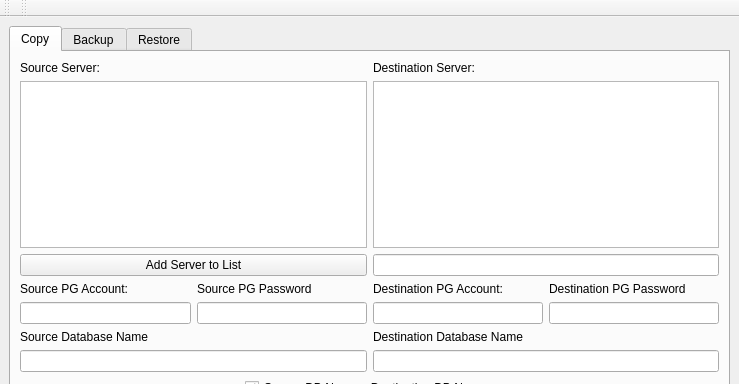
Above: mainwindow.ui from SandvichVonNom/PGDBTool before the change; both pictures show x 0 to 739 and y 0 to 384 of the 739 by 588 pixel window. Below: the same form after it.
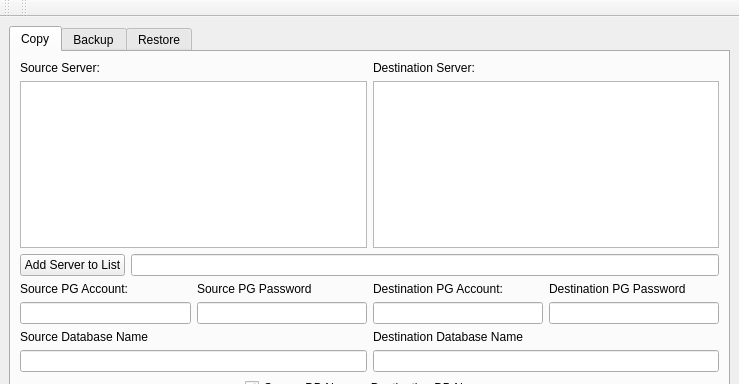
That is the form after the change.

Patch:
```diff
--- a/mainwindow.ui
+++ b/mainwindow.ui
@@ -40,12 +40,11 @@
        </attribute>
        <layout class="QGridLayout" name="gridLayout_2">
         <item row="0" column="0">
-         <layout class="QVBoxLayout" name="verticalLayout_7" stretch="2,0,0">
-          <property name="sizeConstraint">
-           <enum>QLayout::SetMinAndMaxSize</enum>
-          </property>
+         <layout class="QVBoxLayout" name="verticalLayout_14">
           <item>
-           <layout class="QHBoxLayout" name="horizontalLayout">
+           <layout class="QVBoxLayout" name="verticalLayout_7">
+            <item>
+             <layout class="QHBoxLayout" name="horizontalLayout_5">
             <item>
              <layout class="QVBoxLayout" name="verticalLayout">
               <item>
@@ -58,8 +57,26 @@
               <item>
                <widget class="QListWidget" name="Copy_list_Src"/>
               </item>
+               </layout>
+              </item>
               <item>
-               <layout class="QHBoxLayout" name="horizontalLayout_4" stretch="2">
+               <layout class="QVBoxLayout" name="verticalLayout_3">
+                <item>
+                 <widget class="QLabel" name="label_5">
+                  <property name="text">
+                   <string>Destination Server:</string>
+                  </property>
+                 </widget>
+                </item>
+                <item>
+                 <widget class="QListWidget" name="Copy_list_Dest"/>
+                </item>
+               </layout>
+              </item>
+             </layout>
+            </item>
+            <item>
+             <layout class="QHBoxLayout" name="horizontalLayout">
                 <item>
                  <widget class="QPushButton" name="Copy_Btn_ServerAdd">
                   <property name="text">
@@ -67,8 +84,13 @@
                   </property>
                  </widget>
                 </item>
-               </layout>
-              </item>
+              <item>
+               <widget class="QLineEdit" name="Copy_Line_ServerAdd"/>
+              </item>
+             </layout>
+            </item>
+            <item>
+             <layout class="QHBoxLayout" name="horizontalLayout_4">
               <item>
                <layout class="QHBoxLayout" name="horizontalLayout_2">
                 <item>
@@ -115,27 +137,6 @@
                 </item>
                </layout>
               </item>
-             </layout>
-            </item>
-            <item>
-             <layout class="QVBoxLayout" name="verticalLayout_3">
-              <item>
-               <widget class="QLabel" name="label_5">
-                <property name="text">
-                 <string>Destination Server:</string>
-                </property>
-               </widget>
-              </item>
-              <item>
-               <widget class="QListWidget" name="Copy_list_Dest"/>
-              </item>
-              <item>
-               <layout class="QHBoxLayout" name="horizontalLayout_5" stretch="2">
-                <item>
-                 <widget class="QLineEdit" name="Copy_Line_ServerAdd"/>
-                </item>
-               </layout>
-              </item>
               <item>
                <layout class="QHBoxLayout" name="horizontalLayout_3">
                 <item>
@@ -181,8 +182,6 @@
               </item>
              </layout>
             </item>
-           </layout>
-          </item>
           <item>
            <layout class="QVBoxLayout" name="verticalLayout_10" stretch="1,1">
             <item>
@@ -234,6 +233,8 @@
                <bool>true</bool>
               </property>
              </widget>
+              </item>
+             </layout>
             </item>
            </layout>
           </item>
```
Lines whose indentation alone changed are shown as unchanged.
